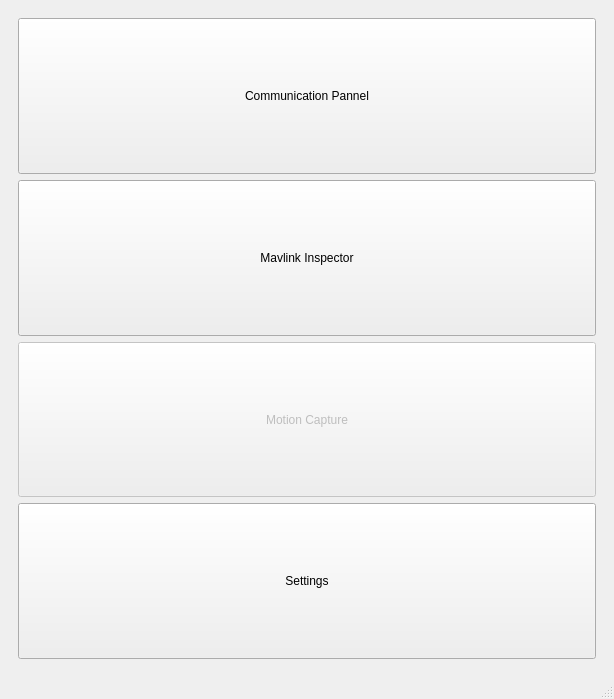
Before: the Qt Designer form kgroundcontrol.ui in YevheniiKovryzhenko/KGroundControl, drawn with Qt 5.
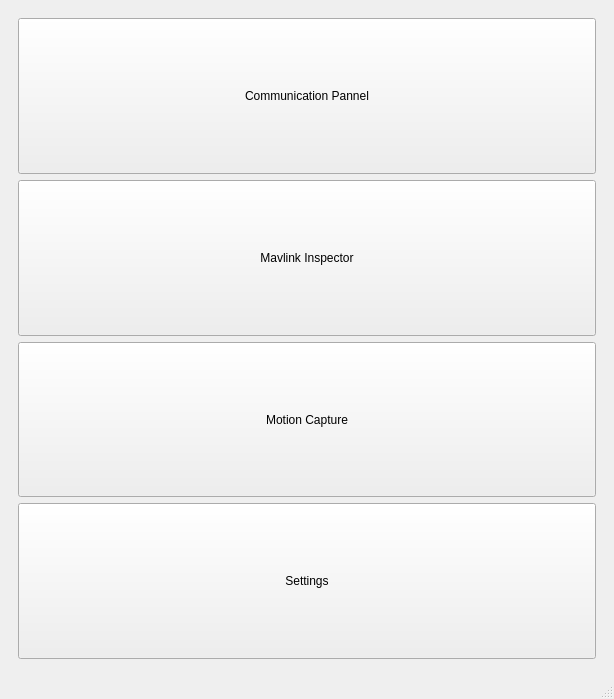
After: the same form once the commit is applied. The open tabs and pages were chosen to show the change.

Diff of the .ui file:
```diff
--- a/kgroundcontrol.ui
+++ b/kgroundcontrol.ui
@@ -74,7 +74,7 @@
           <item>
            <widget class="QPushButton" name="btn_mocap">
             <property name="enabled">
-             <bool>false</bool>
+             <bool>true</bool>
             </property>
             <property name="sizePolicy">
              <sizepolicy hsizetype="Expanding" vsizetype="Expanding">
```
Left out of the diff: 4 changed lines with no effect on the pictures.
